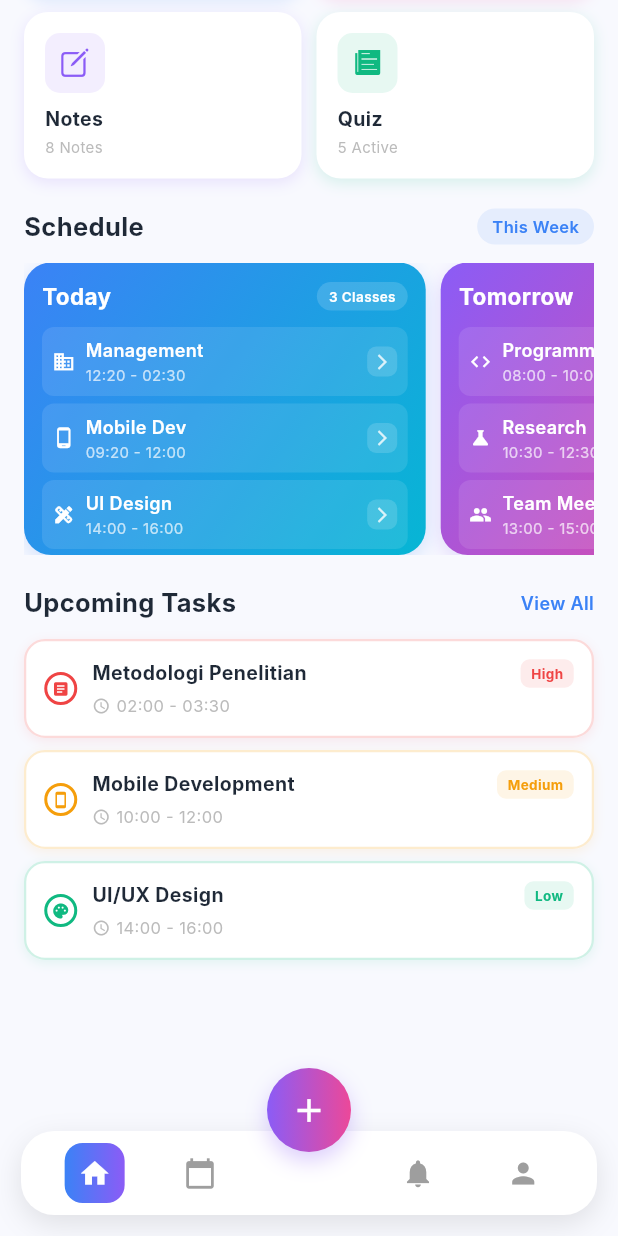
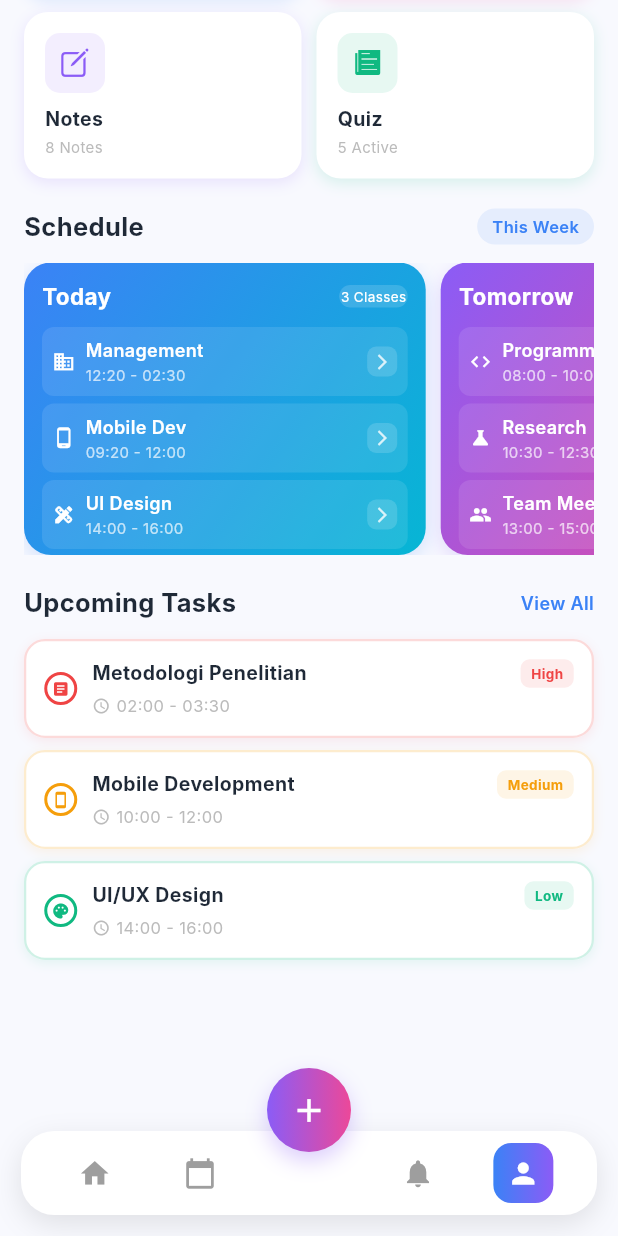
Before and after one commit to azariacindy/MyStudyMate, a Flutter app: the HomeScreen screen opened by its route, scrolled down 348 dp, after a tap on the "person" icon, on a phone screen of 412 x 824 dp. Run offline on Flutter 3.47's test engine with Material 3 defaults, Android fonts, the phone set to English and light mode, and no system bars; our stand-ins replace dio, flutter_local_notifications, flutter_secure_storage, shared_preferences, supabase_flutter, table_calendar and 1 more; accounts and stored records are empty; Roboto replaces fonts that are missing (Inter).

Commit message:
feat: Implement custom bottom navigation and enhance schedule management UI

```diff
--- a/MYSTUDYMATE/lib/screens/home_screen.dart
+++ b/MYSTUDYMATE/lib/screens/home_screen.dart
@@ -1,5 +1,6 @@
 import 'package:flutter/cupertino.dart';
 import 'package:flutter/material.dart';
+import '../widgets/custom_bottom_nav.dart';
 
 /// HomeScreen - Halaman utama MyStudyMate (Fixed Overflow)
 class HomeScreen extends StatefulWidget {
@@ -44,8 +45,17 @@ class _HomeScreenState extends State<HomeScreen> {
       ),
 
       // === BOTTOM NAVIGATION ===
-      bottomNavigationBar: _buildBottomNav(context),
-      floatingActionButton: _buildFAB(context),
+      bottomNavigationBar: CustomBottomNav(
+        currentIndex: _selectedNavIndex,
+        onTap: (index) {
+          setState(() => _selectedNavIndex = index);
+          if (index == 1) Navigator.pushNamed(context, '/schedule');
+          if (index == 3) Navigator.pushNamed(context, '/profile');
+        },
+      ),
+      floatingActionButton: CustomFAB(
+        onPressed: () => Navigator.pushNamed(context, '/manage_task'),
+      ),
       floatingActionButtonLocation: FloatingActionButtonLocation.centerDocked,
     );
   }
@@ -502,8 +512,8 @@ class _HomeScreenState extends State<HomeScreen> {
                         ),
                         Container(
                           padding: const EdgeInsets.symmetric(
-                            horizontal: 8,
-                            vertical: 3,
+                            horizontal: 1,
+                            vertical: 1,
                           ),
                           decoration: BoxDecoration(
                             color: Colors.white.withAlpha(38),
@@ -514,7 +524,7 @@ class _HomeScreenState extends State<HomeScreen> {
                             style: TextStyle(
                               color: Colors.white,
                               fontSize: 9,
-                              fontWeight: FontWeight.w600,
+                              fontWeight: FontWeight.w400,
                             ),
                           ),
                         ),
@@ -776,86 +786,4 @@ class _HomeScreenState extends State<HomeScreen> {
       ),
     );
   }
-
-  /// Bottom Navigation - Fixed
-  Widget _buildBottomNav(BuildContext context) {
-    return Container(
-      margin: const EdgeInsets.all(14),
-      padding: const EdgeInsets.symmetric(horizontal: 14, vertical: 8),
-      decoration: BoxDecoration(
-        color: Colors.white,
-        borderRadius: BorderRadius.circular(22),
-        boxShadow: [
-          BoxShadow(
-            color: Colors.black.withAlpha(26),
-            blurRadius: 16,
-            offset: const Offset(0, 6),
-          ),
-        ],
-      ),
-      child: Row(
-        mainAxisAlignment: MainAxisAlignment.spaceAround,
-        children: [
-          _buildNavIcon(Icons.home, 0, true),
-          _buildNavIcon(Icons.calendar_today, 1, false),
-          const SizedBox(width: 45),
-          _buildNavIcon(Icons.notifications, 2, false),
-          _buildNavIcon(Icons.person, 3, false),
-        ],
-      ),
-    );
-  }
-
-  Widget _buildNavIcon(IconData icon, int index, bool isActive) {
-    return GestureDetector(
-      onTap: () {
-        setState(() => _selectedNavIndex = index);
-        if (index == 1) Navigator.pushNamed(context, '/schedule');
-        if (index == 3) Navigator.pushNamed(context, '/profile');
-      },
-      child: Container(
-        padding: const EdgeInsets.all(9),
-        decoration: BoxDecoration(
-          gradient: isActive
-              ? const LinearGradient(
-                  colors: [Color(0xFF3B82F6), Color(0xFF8B5CF6)],
-                )
-              : null,
-          borderRadius: BorderRadius.circular(12),
-        ),
-        child: Icon(
-          icon,
-          color: isActive ? Colors.white : Colors.grey,
-          size: 22,
-        ),
-      ),
-    );
-  }
-
-  /// FAB - Fixed
-  Widget _buildFAB(BuildContext context) {
-    return Container(
-      width: 56,
-      height: 56,
-      decoration: BoxDecoration(
-        gradient: const LinearGradient(
-          colors: [Color(0xFF8B5CF6), Color(0xFFEC4899)],
-        ),
-        shape: BoxShape.circle,
-        boxShadow: [
-          BoxShadow(
-            color: const Color(0xFF8B5CF6).withAlpha(77),
-            blurRadius: 12,
-            offset: const Offset(0, 6),
-          ),
-        ],
-      ),
-      child: FloatingActionButton(
-        onPressed: () => Navigator.pushNamed(context, '/manage_task'),
-        backgroundColor: Colors.transparent,
-        elevation: 0,
-        child: const Icon(Icons.add, color: Colors.white, size: 26),
-      ),
-    );
-  }
 }
--- /dev/null
+++ b/MYSTUDYMATE/lib/widgets/custom_bottom_nav.dart
@@ -0,0 +1,136 @@
+import 'package:flutter/material.dart';
+
+class CustomBottomNav extends StatelessWidget {
+  final int currentIndex;
+  final Function(int)? onTap;
+
+  const CustomBottomNav({
+    super.key,
+    required this.currentIndex,
+    this.onTap,
+  });
+
+  @override
+  Widget build(BuildContext context) {
+    return Container(
+      margin: const EdgeInsets.all(14),
+      padding: const EdgeInsets.symmetric(horizontal: 14, vertical: 8),
+      decoration: BoxDecoration(
+        color: Colors.white,
+        borderRadius: BorderRadius.circular(22),
+        boxShadow: [
+          BoxShadow(
+            color: Colors.black.withAlpha(26),
+            blurRadius: 16,
+            offset: const Offset(0, 6),
+          ),
+        ],
+      ),
+      child: Row(
+        mainAxisAlignment: MainAxisAlignment.spaceAround,
+        children: [
+          _buildNavIcon(context, Icons.home, 0),
+          _buildNavIcon(context, Icons.calendar_today, 1),
+          const SizedBox(width: 45),
+          _buildNavIcon(context, Icons.notifications, 2),
+          _buildNavIcon(context, Icons.person, 3),
+        ],
+      ),
+    );
+  }
+
+  Widget _buildNavIcon(BuildContext context, IconData icon, int index) {
+    final isActive = currentIndex == index;
+
+    return GestureDetector(
+      onTap: () {
+        if (onTap != null) {
+          onTap!(index);
+        } else {
+          _handleDefaultNavigation(context, index);
+        }
+      },
+      child: Container(
+        padding: const EdgeInsets.all(9),
+        decoration: BoxDecoration(
+          gradient: isActive
+              ? const LinearGradient(
+                  colors: [Color(0xFF3B82F6), Color(0xFF8B5CF6)],
+                )
+              : null,
+          borderRadius: BorderRadius.circular(12),
+        ),
+        child: Icon(
+          icon,
+          color: isActive ? Colors.white : Colors.grey,
+          size: 22,
+        ),
+      ),
+    );
+  }
+
+  void _handleDefaultNavigation(BuildContext context, int index) {
+    switch (index) {
+      case 0:
+        if (currentIndex != 0) {
+          Navigator.pushNamedAndRemoveUntil(
+            context,
+            '/home',
+            (route) => false,
+          );
+        }
+        break;
+      case 1:
+        if (currentIndex != 1) {
+          Navigator.pushNamed(context, '/schedule');
+        }
+        break;
+      case 2:
+        if (currentIndex != 2) {
+          Navigator.pushNamed(context, '/notifications');
+        }
+        break;
+      case 3:
+        if (currentIndex != 3) {
+          Navigator.pushNamed(context, '/profile');
+        }
+        break;
+    }
+  }
+}
+
+class CustomFAB extends StatelessWidget {
+  final VoidCallback onPressed;
+
+  const CustomFAB({
+    super.key,
+    required this.onPressed,
+  });
+
+  @override
+  Widget build(BuildContext context) {
+    return Container(
+      width: 56,
+      height: 56,
+      decoration: BoxDecoration(
+        gradient: const LinearGradient(
+          colors: [Color(0xFF8B5CF6), Color(0xFFEC4899)],
+        ),
+        shape: BoxShape.circle,
+        boxShadow: [
+          BoxShadow(
+            color: const Color(0xFF8B5CF6).withAlpha(77),
+            blurRadius: 12,
+            offset: const Offset(0, 6),
+          ),
+        ],
+      ),
+      child: FloatingActionButton(
+        onPressed: onPressed,
+        backgroundColor: Colors.transparent,
+        elevation: 0,
+        child: const Icon(Icons.add, color: Colors.white, size: 26),
+      ),
+    );
+  }
+}
```
Also changed, not shown: MYSTUDYMATE/lib/screens/scheduleFeature/manageScheduleScreen.dart (+41 -1 lines), MYSTUDYMATE/lib/screens/scheduleFeature/scheduleScreen.dart (+208 -198 lines), MYSTUDYMATE/lib/services/dio_client.dart (+12 -0 lines), 3 other files.
